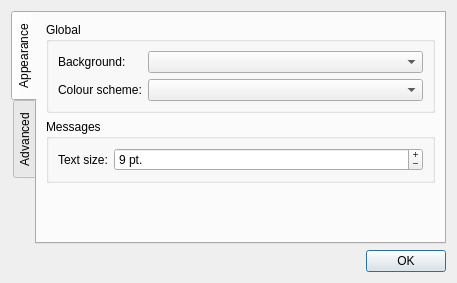
First picture: the form in src/view/preferencesdialog.ui, repository glorantq/messengerstats-ng, before the edit.
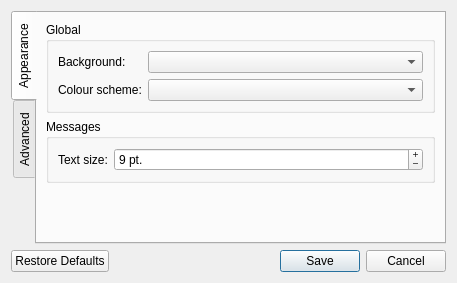
Second picture: the form after the edit. Icons and pictures are not drawn.

```diff
--- a/src/view/preferencesdialog.ui
+++ b/src/view/preferencesdialog.ui
@@ -10,6 +10,24 @@
     <height>283</height>
    </rect>
   </property>
+  <property name="sizePolicy">
+   <sizepolicy hsizetype="Fixed" vsizetype="Fixed">
+    <horstretch>0</horstretch>
+    <verstretch>0</verstretch>
+   </sizepolicy>
+  </property>
+  <property name="minimumSize">
+   <size>
+    <width>457</width>
+    <height>283</height>
+   </size>
+  </property>
+  <property name="maximumSize">
+   <size>
+    <width>457</width>
+    <height>283</height>
+   </size>
+  </property>
   <property name="windowTitle">
    <string comment="The placeholder is the application name">%1 - Preferences</string>
   </property>
@@ -248,47 +266,10 @@
     </widget>
    </item>
    <item>
-    <widget class="QWidget" name="widget" native="true">
-     <layout class="QHBoxLayout" name="horizontalLayout">
-      <property name="leftMargin">
-       <number>0</number>
-      </property>
-      <property name="topMargin">
-       <number>0</number>
-      </property>
-      <property name="rightMargin">
-       <number>0</number>
-      </property>
-      <property name="bottomMargin">
-       <number>0</number>
-      </property>
-      <item>
-       <spacer name="horizontalSpacer">
-        <property name="orientation">
-         <enum>Qt::Horizontal</enum>
-        </property>
-        <property name="sizeHint" stdset="0">
-         <size>
-          <width>40</width>
-          <height>20</height>
-         </size>
-        </property>
-       </spacer>
-      </item>
-      <item>
-       <widget class="QPushButton" name="okButton">
-        <property name="sizePolicy">
-         <sizepolicy hsizetype="Minimum" vsizetype="Preferred">
-          <horstretch>0</horstretch>
-          <verstretch>0</verstretch>
-         </sizepolicy>
-        </property>
-        <property name="text">
-         <string>OK</string>
-        </property>
-       </widget>
-      </item>
-     </layout>
+    <widget class="QDialogButtonBox" name="buttonBox">
+     <property name="standardButtons">
+      <set>QDialogButtonBox::Cancel|QDialogButtonBox::RestoreDefaults|QDialogButtonBox::Save</set>
+     </property>
     </widget>
    </item>
   </layout>
```
